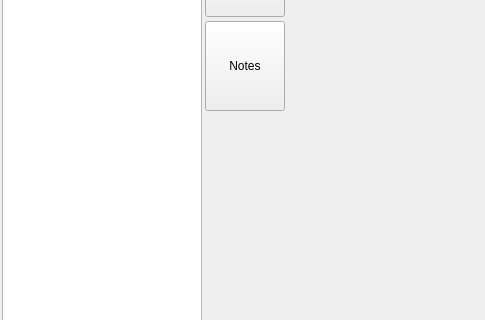
Old version of the form ui/scene_editor.ui in the repository zkovari/plotlyst; both pictures show x 0 to 485 and y 235 to 555 of the 954 by 808 pixel window.
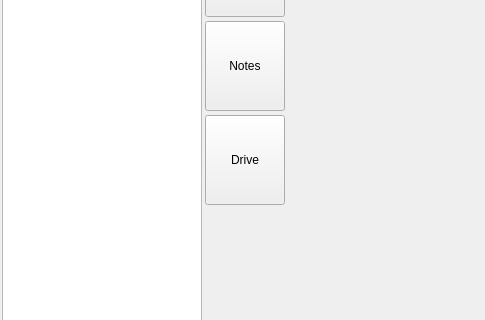
New version of the form. Custom widgets are drawn as their Qt base class.

```diff
--- a/ui/scene_editor.ui
+++ b/ui/scene_editor.ui
@@ -656,6 +656,34 @@
             </property>
            </spacer>
           </item>
+          <item>
+           <widget class="RotatedButton" name="btnDrive">
+            <property name="sizePolicy">
+             <sizepolicy hsizetype="Preferred" vsizetype="Maximum">
+              <horstretch>0</horstretch>
+              <verstretch>0</verstretch>
+             </sizepolicy>
+            </property>
+            <property name="minimumSize">
+             <size>
+              <width>0</width>
+              <height>90</height>
+             </size>
+            </property>
+            <property name="text">
+             <string>Drive</string>
+            </property>
+            <property name="checkable">
+             <bool>true</bool>
+            </property>
+            <property name="base" stdset="0">
+             <bool>true</bool>
+            </property>
+            <attribute name="buttonGroup">
+             <string notr="true">btnGroupPages</string>
+            </attribute>
+           </widget>
+          </item>
           <item>
            <spacer name="verticalSpacer_4">
             <property name="orientation">
@@ -786,6 +814,12 @@
    <extends>QWidget</extends>
    <header>src.main.python.plotlyst.view.widget.input</header>
   </customwidget>
+  <customwidget>
+   <class>SceneStoryStructureWidget</class>
+   <extends>QWidget</extends>
+   <header>src.main.python.plotlyst.view.widget.scenes</header>
+   <container>1</container>
+  </customwidget>
   <customwidget>
    <class>LabelsWidget</class>
    <extends>QWidget</extends>
```
Left out of the diff: 26 changed lines with no effect on the pictures.
